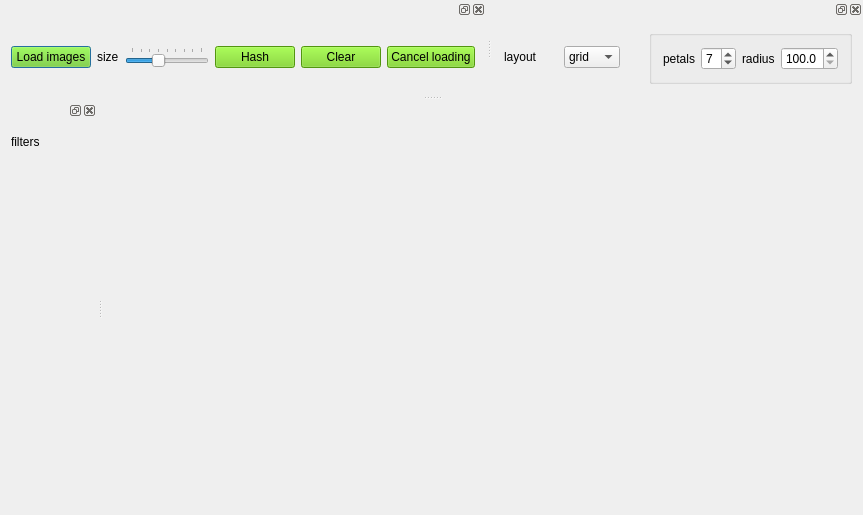
The window that ui/MainWindow.ui (czimbortibor/Large-annotated-image-collection-management) describes before a commit, drawn with Qt 5.
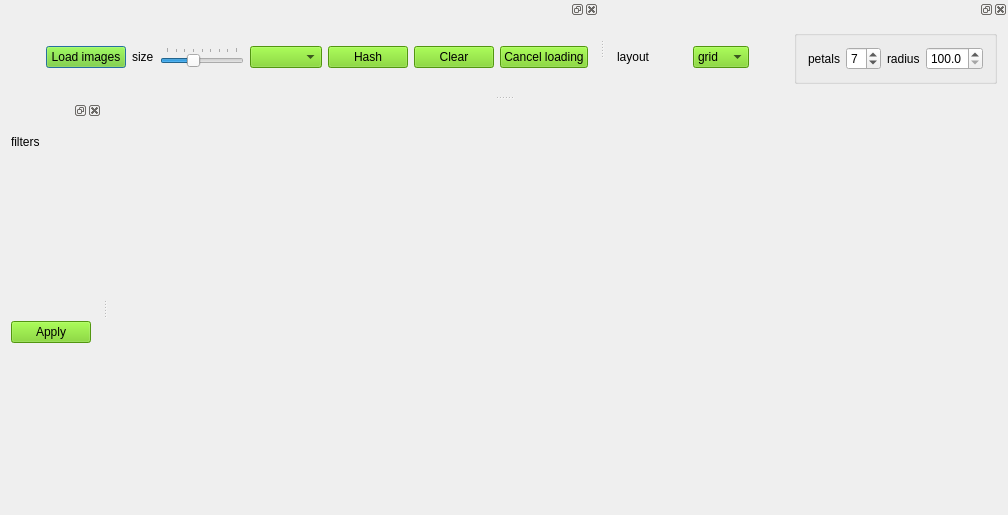
The same window after the commit. Icons and pictures are not drawn.

Commit message: other hashing functions added && separated the configurations module into a new class

Diff of the .ui file:
```diff
--- a/ui/MainWindow.ui
+++ b/ui/MainWindow.ui
@@ -6,7 +6,7 @@
    <rect>
     <x>0</x>
     <y>0</y>
-    <width>863</width>
+    <width>1008</width>
     <height>515</height>
    </rect>
   </property>
@@ -101,6 +101,13 @@
        </property>
       </widget>
      </item>
+     <item>
+      <widget class="QComboBox" name="comboBox_hashes">
+       <property name="styleSheet">
+        <string notr="true">background-color: rgb(115, 210, 22);</string>
+       </property>
+      </widget>
+     </item>
      <item>
       <widget class="QPushButton" name="btn_hash">
        <property name="enabled">
@@ -212,6 +219,9 @@
             <height>16777215</height>
            </size>
           </property>
+          <property name="styleSheet">
+           <string notr="true"/>
+          </property>
           <property name="value">
            <number>7</number>
           </property>
@@ -249,7 +259,7 @@
      <item row="1" column="3">
       <widget class="QComboBox" name="comboBox_layout">
        <property name="styleSheet">
-        <string notr="true"/>
+        <string notr="true">background-color: rgb(115, 210, 22);</string>
        </property>
        <item>
         <property name="text">
@@ -342,6 +352,22 @@
      <item>
       <widget class="QWidget" name="widget_createFilters" native="true"/>
      </item>
+     <item>
+      <widget class="QPushButton" name="btn_applyFilters">
+       <property name="sizePolicy">
+        <sizepolicy hsizetype="Fixed" vsizetype="Fixed">
+         <horstretch>0</horstretch>
+         <verstretch>0</verstretch>
+        </sizepolicy>
+       </property>
+       <property name="styleSheet">
+        <string notr="true">background-color: rgb(115, 210, 22);</string>
+       </property>
+       <property name="text">
+        <string>Apply</string>
+       </property>
+      </widget>
+     </item>
      <item>
       <widget class="QWidget" name="widget_filters" native="true">
        <layout class="QFormLayout" name="formLayout"/>
```
Left out of the diff: 1 changed line with no effect on the pictures. The commit also changes 13 other files.
